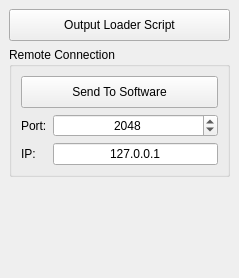
Qt form src/components/addons/loaderScript/ui/Loader_Script.ui (KelSolaar/sIBL_GUI) before a commit.
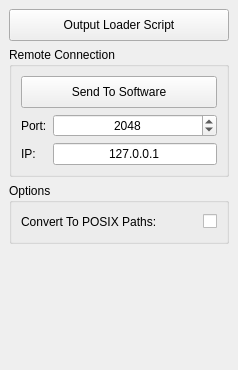
The same form after that commit.

Commit message: Expose "Convert To POSIX Paths" UI option in "Loader Script" component.

```diff
--- a/src/components/addons/loaderScript/ui/Loader_Script.ui
+++ b/src/components/addons/loaderScript/ui/Loader_Script.ui
@@ -2,20 +2,12 @@
 <ui version="4.0">
  <class>Loader_Script_DockWidget</class>
  <widget class="QDockWidget" name="Loader_Script_DockWidget">
-  <property name="geometry">
-   <rect>
-    <x>0</x>
-    <y>0</y>
-    <width>239</width>
-    <height>278</height>
-   </rect>
-  </property>
   <property name="windowTitle">
    <string>Loader Script</string>
   </property>
   <widget class="QWidget" name="Loader_Script_dockWidgetContents">
    <layout class="QGridLayout" name="Loader_Script_dockWidgetContents_gridLayout">
-    <item row="5" column="0">
+    <item row="1" column="0">
      <widget class="QGroupBox" name="Remote_Connection_groupBox">
       <property name="title">
        <string>Remote Connection</string>
@@ -104,20 +96,7 @@
       </layout>
      </widget>
     </item>
-    <item row="7" column="0">
-     <spacer name="Loader_Script_verticalSpacer">
-      <property name="orientation">
-       <enum>Qt::Vertical</enum>
-      </property>
-      <property name="sizeHint" stdset="0">
-       <size>
-        <width>20</width>
-        <height>40</height>
-       </size>
-      </property>
-     </spacer>
-    </item>
-    <item row="3" column="0">
+    <item row="0" column="0">
      <layout class="QVBoxLayout" name="Loader_Script_verticalLayout">
       <item>
        <widget class="QPushButton" name="Output_Loader_Script_pushButton">
@@ -137,6 +116,77 @@
       </item>
      </layout>
     </item>
+    <item row="5" column="0">
+     <spacer name="Loader_Script_verticalSpacer">
+      <property name="orientation">
+       <enum>Qt::Vertical</enum>
+      </property>
+      <property name="sizeHint" stdset="0">
+       <size>
+        <width>20</width>
+        <height>117</height>
+       </size>
+      </property>
+     </spacer>
+    </item>
+    <item row="4" column="0">
+     <widget class="QGroupBox" name="Options_groupBox">
+      <property name="title">
+       <string>Options</string>
+      </property>
+      <layout class="QGridLayout" name="Windows_Options_groupBox_gridLayout">
+       <item row="0" column="0">
+        <widget class="QFrame" name="Windows_Options_frame">
+         <property name="frameShape">
+          <enum>QFrame::NoFrame</enum>
+         </property>
+         <property name="frameShadow">
+          <enum>QFrame::Raised</enum>
+         </property>
+         <layout class="QGridLayout" name="gridLayout">
+          <property name="margin">
+           <number>0</number>
+          </property>
+          <item row="0" column="0">
+           <layout class="QHBoxLayout" name="Convert_To_POSIX_Paths_horizontalLayout">
+            <item>
+             <widget class="QLabel" name="Convert_To_POSIX_Paths_label">
+              <property name="text">
+               <string>Convert To POSIX Paths:</string>
+              </property>
+             </widget>
+            </item>
+            <item>
+             <spacer name="Convert_To_POSIX_Paths_horizontalSpacer">
+              <property name="orientation">
+               <enum>Qt::Horizontal</enum>
+              </property>
+              <property name="sizeHint" stdset="0">
+               <size>
+                <width>40</width>
+                <height>20</height>
+               </size>
+              </property>
+             </spacer>
+            </item>
+            <item>
+             <widget class="QCheckBox" name="Convert_To_POSIX_Paths_checkBox">
+              <property name="statusTip">
+               <string>Ignore Non Existing Templates Check Box: Online Updater Will Only Consider Templates In The Database When Checking For Updates.</string>
+              </property>
+              <property name="layoutDirection">
+               <enum>Qt::RightToLeft</enum>
+              </property>
+             </widget>
+            </item>
+           </layout>
+          </item>
+         </layout>
+        </widget>
+       </item>
+      </layout>
+     </widget>
+    </item>
    </layout>
   </widget>
  </widget>
```
The commit also changes 1 other file.
